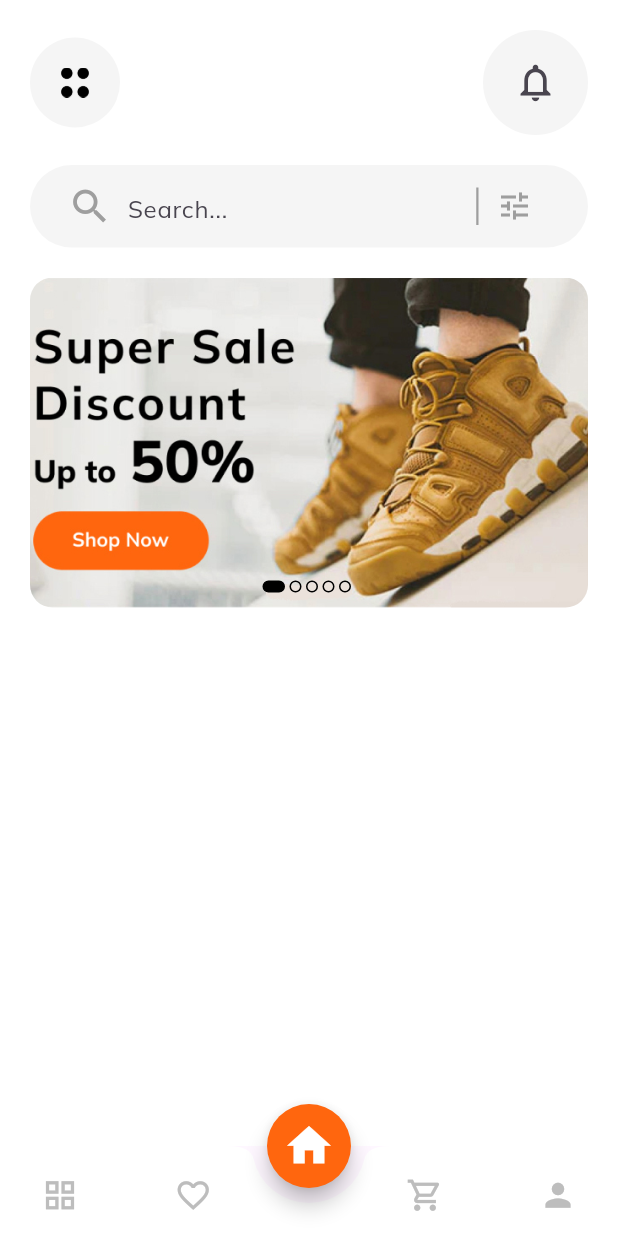
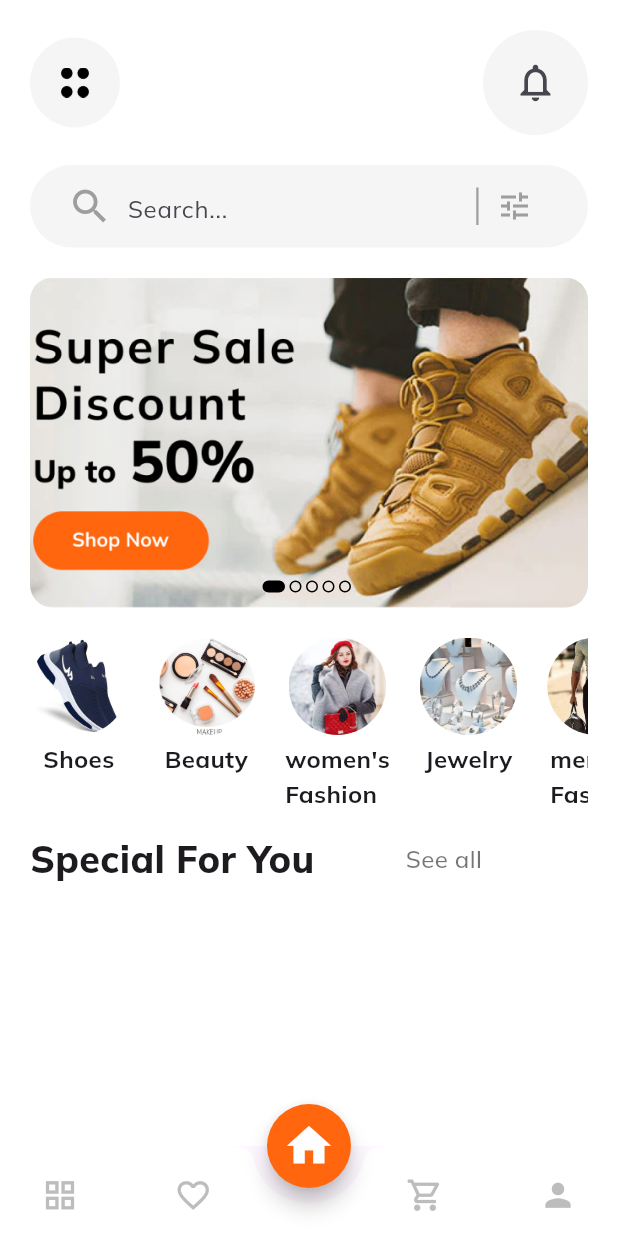
Before and after one commit to kakamrulhasan/ADD-TO-CART, a Flutter app: the screen it shows after launch, on a phone screen of 412 x 824 dp. Run offline on Flutter 3.47's test engine with Material 3 defaults, Android fonts, the phone set to English and light mode, and no system bars; our stand-ins replace google_fonts.

Commit message:
add_category_list

```diff
--- /dev/null
+++ b/lib/models/category_list.dart
@@ -0,0 +1,14 @@
+class Category {
+  final String title;
+  final String image;
+  Category({required this.title, required this.image});
+}
+
+final List<Category> xcategories = [
+  Category(title: 'Shoes', image: 'assets/images/shoes.png'),
+  Category(title: 'Beauty', image: 'assets/images/beauty.png'),
+  Category(title: "women's\nFashion", image: 'assets/images/image1.png'),
+  Category(title: 'Jewelry', image: 'assets/images/jewelry.png'),
+  Category(title: "men's\nFashion", image: 'assets/images/men.png'),
+  Category(title: "Chiffon\nDress", image: 'assets/images/profile3.png'),
+];
--- a/lib/screens/Home/home_screen.dart
+++ b/lib/screens/Home/home_screen.dart
@@ -1,4 +1,5 @@
 import 'package:flutter/material.dart';
+import 'package:flutter_application_8/screens/Home/widget/category.dart';
 import 'package:flutter_application_8/screens/Home/widget/home_app_bar.dart';
 import 'package:flutter_application_8/screens/Home/widget/image_slide.dart';
 import 'package:flutter_application_8/screens/Home/widget/search_bar.dart';
@@ -34,6 +35,22 @@ class _HomeScreenState extends State<HomeScreen> {
                   });
                 },
               ),
+              SizedBox(height: 20),
+              Categories(),
+              Row(
+                mainAxisAlignment: MainAxisAlignment.spaceBetween,
+                children: [
+                  Text(
+                    'Special For You',
+                    style: TextStyle(fontSize: 25,
+                     fontWeight: FontWeight.w800),
+                  ),
+                  Text('See all',style: TextStyle(fontWeight: FontWeight.w500,
+                  fontSize: 16,
+                  color: Colors.black54,),),
+                  SizedBox(width: 10,)
+                ],
+              ),
             ],
           ),
         ),
--- /dev/null
+++ b/lib/screens/Home/widget/category.dart
@@ -0,0 +1,41 @@
+import 'package:flutter/material.dart';
+import 'package:flutter_application_8/models/category_list.dart';
+
+class Categories extends StatelessWidget {
+  Categories({super.key});
+
+  @override
+  Widget build(BuildContext context) {
+    return SizedBox(
+      height: 130,
+      child: ListView.separated(
+        scrollDirection: Axis.horizontal,
+        itemCount: xcategories.length,
+        itemBuilder: (context, index) {
+          return Column(
+            children: [
+              Container(
+                height: 65,
+                width: 65,
+
+                decoration: BoxDecoration(
+                  shape: BoxShape.circle,
+                  image: DecorationImage(
+                    image: AssetImage(xcategories[index].image),
+                    fit: BoxFit.cover,
+                  ),
+                ),
+              ),
+              SizedBox(height: 5),
+              Text(
+                xcategories[index].title,
+                style: TextStyle(fontSize: 16, fontWeight: FontWeight.bold),
+              ),
+            ],
+          );
+        },
+        separatorBuilder: (context, index) => const SizedBox(width: 20),
+      ),
+    );
+  }
+}
--- a/lib/screens/Home/widget/image_slide.dart
+++ b/lib/screens/Home/widget/image_slide.dart
@@ -32,7 +32,7 @@ class ImageSlide extends StatelessWidget {
           ),
         ),
         Positioned.fill(
-          bottom:  10,
+          bottom: 10,
           child: Align(
             alignment: Alignment.bottomCenter,
             child: Row(
@@ -49,7 +49,7 @@ class ImageSlide extends StatelessWidget {
                     color: currentSlide == index
                         ? Colors.black
                         : Colors.transparent,
-                        border:  Border.all(color: Colors.black),
+                    border: Border.all(color: Colors.black),
                   ),
                 ),
               ),
```
